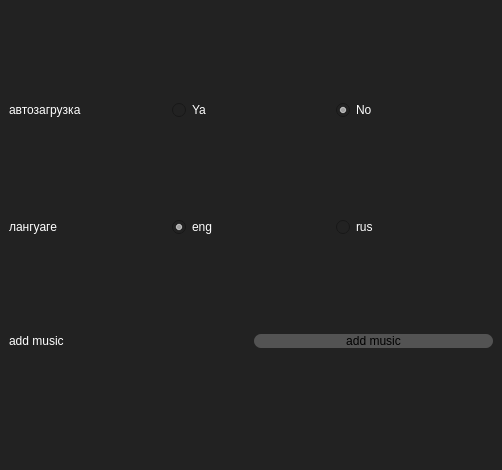
Qt form uis/settings.ui (dmhd6219/JoJoOrganizer) before a commit.
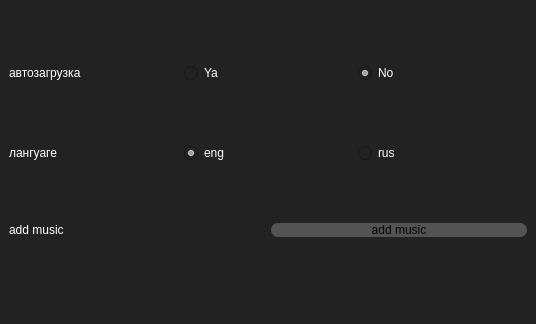
The same form after that commit. Icons and pictures are not drawn.

Commit message: как дела)

Diff of the .ui file:
```diff
--- a/uis/settings.ui
+++ b/uis/settings.ui
@@ -6,8 +6,8 @@
    <rect>
     <x>0</x>
     <y>0</y>
-    <width>502</width>
-    <height>470</height>
+    <width>536</width>
+    <height>324</height>
    </rect>
   </property>
   <property name="windowTitle">
```
Left out of the diff: 4 changed lines with no effect on the pictures. The commit also changes 1 other file.
